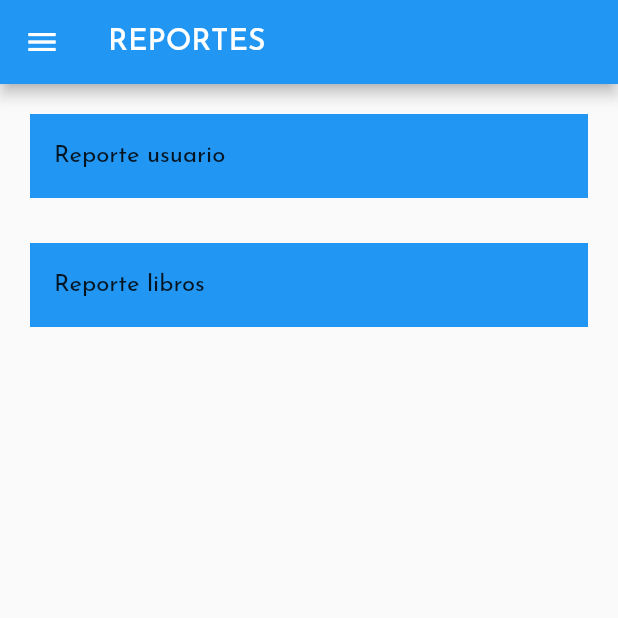
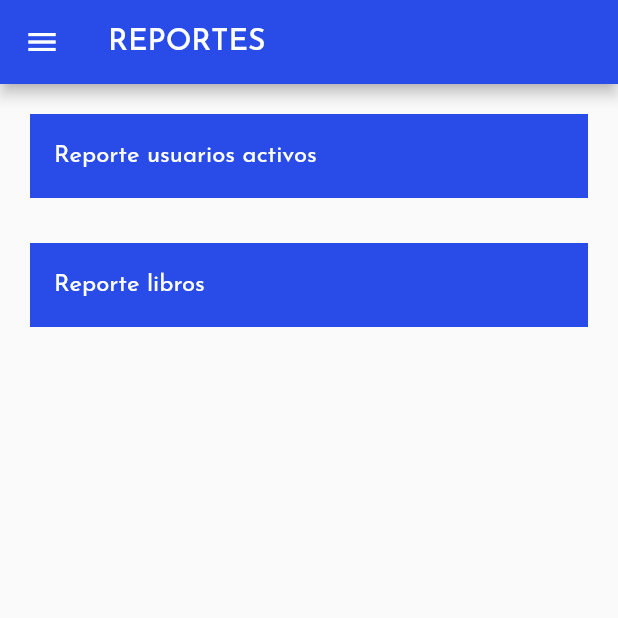
Before and after one commit to inmtlux/flutterapp, a Flutter app: the ReporteScreen screen opened by its route, on a phone screen of 412 x 824 dp, the top half of it. Run offline on Flutter 3.47's test engine with Material 2 defaults, Android fonts, the phone set to English and light mode, and no system bars; our stand-ins replace animated_splash_screen, charts_flutter, font_awesome_flutter, google_fonts; network calls fail.

Commit message:
reporte terminado

```diff
--- a/flutterapp/lib/main.dart
+++ b/flutterapp/lib/main.dart
@@ -5,6 +5,7 @@ import 'package:animated_splash_screen/animated_splash_screen.dart';
 import 'package:primera_prueba/providers/categoria_provider.dart';
 import 'package:primera_prueba/providers/libro_provider.dart';
 import 'package:primera_prueba/providers/usuario_provider.dart';
+import 'package:primera_prueba/reportes/usuarios_activos_reporte.dart';
 import 'package:primera_prueba/screens/cat-terror.dart';
 import 'package:primera_prueba/screens/categoria-screen.dart';
 import 'package:primera_prueba/screens/create-new-cuenta.dart'; //aca
@@ -60,6 +61,7 @@ class MyApp extends StatelessWidget {
           'usuarios_screen': (_) => UsuarioScreend(),
           "cat-terror": (_) => TerrorScreen(),
           'reporte_screen': (_) => ReporteScreen(),
+          'usuarios_activos_reportes': (_) => UsuarioActivoReporte()
         },
       ),
     );
--- /dev/null
+++ b/flutterapp/lib/models/usuario_activo.dart
@@ -0,0 +1,26 @@
+import 'dart:convert';
+
+
+class UsuarioActivo {
+    UsuarioActivo({
+        required this.id,
+        required this.count,
+    });
+
+    String id;
+    int count;
+
+    factory UsuarioActivo.fromJson(String str) => UsuarioActivo.fromMap(json.decode(str));
+
+    String toJson() => json.encode(toMap());
+
+    factory UsuarioActivo.fromMap(Map<String, dynamic> json) => UsuarioActivo(
+        id: json["_id"],
+        count: json["count"],
+    );
+
+    Map<String, dynamic> toMap() => {
+        "_id": id,
+        "count": count,
+    };
+}
--- /dev/null
+++ b/flutterapp/lib/models/usuario_activo_response.dart
@@ -0,0 +1,23 @@
+import 'dart:convert';
+
+import 'package:primera_prueba/models/usuario_activo.dart';
+
+class UsuarioActivoResponse {
+    UsuarioActivoResponse({
+        required this.usuarioActivo,
+    });
+
+    List<UsuarioActivo> usuarioActivo;
+
+    factory UsuarioActivoResponse.fromJson(String str) => UsuarioActivoResponse.fromMap(json.decode(str));
+
+    String toJson() => json.encode(toMap());
+
+    factory UsuarioActivoResponse.fromMap(Map<String, dynamic> json) => UsuarioActivoResponse(
+        usuarioActivo: List<UsuarioActivo>.from(json["usuarioActivo"].map((x) => UsuarioActivo.fromMap(x))),
+    );
+
+    Map<String, dynamic> toMap() => {
+        "usuarioActivo": List<dynamic>.from(usuarioActivo.map((x) => x.toMap())),
+    };
+}
--- a/flutterapp/lib/providers/libro_provider.dart
+++ b/flutterapp/lib/providers/libro_provider.dart
@@ -12,6 +12,7 @@ class LibroProvider extends ChangeNotifier{
 
   List<Libro> listaLibrosNovedades = [];
   List<Libro> listaLibrosPopulares = [];
+
 
   LibroProvider(){
     print('Ingresando a Libro Provider');
@@ -46,4 +47,7 @@ class LibroProvider extends ChangeNotifier{
     listaLibrosPopulares = libroResponse.libro;
     notifyListeners();
   }
+  getlibrosTerro() async{
+
+  }
 }
--- a/flutterapp/lib/screens/reportes_screen.dart
+++ b/flutterapp/lib/screens/reportes_screen.dart
@@ -12,7 +12,7 @@ class _ReporteScreen extends State<ReporteScreen>{
   Widget build(BuildContext context) {
     // TODO: implement build
     return Scaffold(
-      appBar: ( AppBar(title: Text('REPORTES'),)),
+      appBar: ( AppBar(title: Text('REPORTES'),backgroundColor: Color.fromARGB(255, 41, 76, 233),)),
       drawer: MenuLateral(),
       body: Container(
         padding: EdgeInsets.all(20),
@@ -21,16 +21,27 @@ class _ReporteScreen extends State<ReporteScreen>{
             children: [
               ListTile(
 
-                title: Text('Reporte usuario'),
-                onTap: (){},
-                tileColor: Colors.blue,
+                title: Text('Reporte usuarios activos',
+                style: TextStyle(
+                  color: Colors.white),
+
+                  ),
+
+                onTap: (){
+                  Navigator.pushReplacementNamed(context, 'usuarios_activos_reportes');
+                },
+                tileColor: Color.fromARGB(255, 41, 76, 233,),
+
 
               ),
               SizedBox(height: 30,),
               ListTile(
-                title: Text('Reporte libros'),
+                title: Text('Reporte libros',
+                style: TextStyle(
+                  color: Colors.white),
+                  ),
                 onTap: (){},
-                tileColor: Colors.blue,
+                tileColor: Color.fromARGB(255, 41, 76, 233),
               )
             ],
           ),)
--- a/flutterapp/pubspec.yaml
+++ b/flutterapp/pubspec.yaml
@@ -39,6 +39,7 @@ dependencies:
   font_awesome_flutter: ^10.1.0
   google_fonts: ^3.0.1
   animated_splash_screen: ^1.2.0
+  charts_flutter: ^0.12.0
 
 dev_dependencies:
   flutter_test:
```
Also changed, not shown: flutterapp/lib/providers/usuario_provider.dart (+14 -0 lines), flutterapp/lib/reportes/usuarios_activos_reporte.dart (added, +57 -0 lines), flutterapp/lib/screens/inicio-screen.dart (+63 -34 lines), flutterapp/lib/screens/terr-cat-screen.dart (+22 -13 lines), flutterapp/assets/fondo.jpg (added), flutterapp/pubspec.lock.
